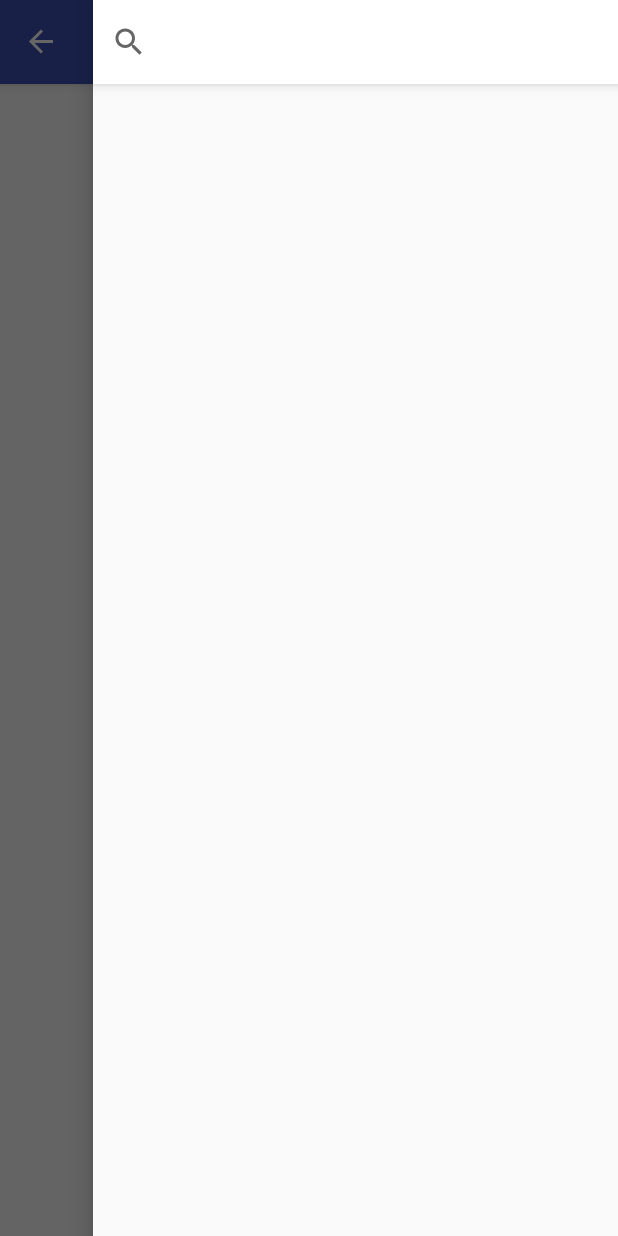
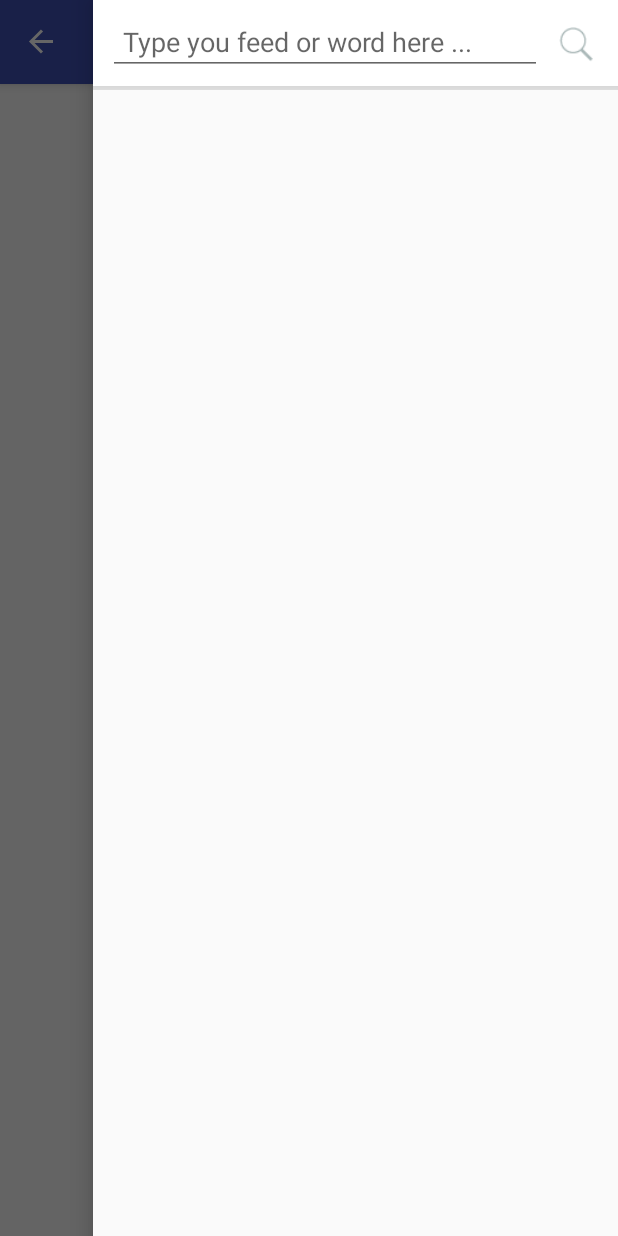
Before and after one commit to Abitalo/RSS-Aggregator, an Android app: the screen it shows after launch (MainActivity), after a tap on "ADD CONTENT", on a phone screen of 412 x 824 dp. Run offline under Robolectric (Android 15) with nearby library versions, the phone set to English and light mode, and no system bars; libraries missing offline, so code that uses them is left out: cn.bmob.v3; 3 statements that could not run were skipped; 1 other tap on this screen came first.

Commit message:
添加了具体源的点击事件，重写了搜索框，搜索框回车和搜索按钮的检测。

```diff
--- a/app/src/main/java/com/abitalo/www/rss_aggregator/view/NavDiscoveryView.java
+++ b/app/src/main/java/com/abitalo/www/rss_aggregator/view/NavDiscoveryView.java
@@ -8,9 +8,14 @@ import android.support.v4.app.FragmentManager;
 import android.support.v7.widget.RecyclerView;
 import android.support.v7.widget.StaggeredGridLayoutManager;
 import android.util.Log;
+import android.view.KeyEvent;
 import android.view.LayoutInflater;
 import android.view.View;
 import android.view.ViewGroup;
+import android.view.inputmethod.EditorInfo;
+import android.widget.EditText;
+import android.widget.ImageView;
+import android.widget.TextView;
 import android.widget.Toast;
 
 import com.abitalo.www.rss_aggregator.R;
@@ -39,9 +44,37 @@ public class NavDiscoveryView extends Fragment {
     @Override
     public View onCreateView(LayoutInflater inflater, @Nullable ViewGroup container, @Nullable Bundle savedInstanceState) {
         view = inflater.inflate(R.layout.nav_discovery, container, false);
-        FragmentManager fragmentManager = getFragmentManager();
-        fragmentManager.beginTransaction().add(R.id.nav_discovery_main, new FacetMainView(), "discovery_view").commit();
+        initView();
         return view;
     }
 
+    private void initView() {
+        FragmentManager fragmentManager = getFragmentManager();
+        fragmentManager.beginTransaction().add(R.id.nav_discovery_main, new FacetMainView(), "discovery_view").commit();
+        EditText etSearchInput = (EditText) view.findViewById(R.id.search_input);
+        ImageView ivSearchButton = (ImageView) view.findViewById(R.id.search_icon);
+
+        etSearchInput.setOnEditorActionListener(new TextView.OnEditorActionListener() {
+            @Override
+            public boolean onEditorAction(TextView v, int actionId, KeyEvent event) {
+                if (actionId == EditorInfo.IME_ACTION_SEND
+                        || (event != null && event.getKeyCode() == KeyEvent.KEYCODE_ENTER)) {
+                    submitText();
+                }
+                return false;
+            }
+        });
+
+        ivSearchButton.setOnClickListener(new View.OnClickListener() {
+            @Override
+            public void onClick(View v) {
+                submitText();
+            }
+        });
+    }
+
+    private void submitText() {
+        Toast.makeText(getContext(), "here you are", Toast.LENGTH_SHORT).show();
+    }
+
 }
--- a/app/src/main/java/com/abitalo/www/rss_aggregator/view/RssSourceView.java
+++ b/app/src/main/java/com/abitalo/www/rss_aggregator/view/RssSourceView.java
@@ -94,7 +94,7 @@ public class RssSourceView extends Fragment {
         List<RssSource> rssSources = getFacets(msg);
         Log.i("NavDiscovery", rssSources.size() + "::;;;;");
 
-        RssSourceAdapter rssSourceAdapter = new RssSourceAdapter(rssSources);
+        RssSourceAdapter rssSourceAdapter = new RssSourceAdapter(getContext(),rssSources);
         recyclerView.setAdapter(rssSourceAdapter);
     }
     private void showToast(String msg) {
@@ -119,6 +119,7 @@ public class RssSourceView extends Fragment {
                 jsonObject = jsonArray.getJSONObject(i);
                 RssSource rssSource = new RssSource();
                 rssSource.setId(Integer.parseInt(jsonObject.get("id").toString()));
+                rssSource.setRssName(jsonObject.get("rssName").toString());
 //                        facet.setBackgroundUrl(jsonObject.get("facetImage").toString());
                 rssSources.add(rssSource);
             } catch (JSONException e) {
--- /dev/null
+++ b/app/src/main/res/drawable/background_with_shadow.xml
@@ -0,0 +1,22 @@
+<?xml version="1.0" encoding="utf-8"?>
+<layer-list xmlns:android="http://schemas.android.com/apk/res/android">
+
+    <!-- bottom shadow -->
+    <item>
+        <shape android:shape="rectangle">
+            <!-- from top to bottom -->
+            <gradient
+                android:angle="90"
+                android:centerColor="#8f8e8e"
+                android:endColor="#686666"
+                android:startColor="#dedede" />
+        </shape>
+    </item>
+
+    <item android:bottom="3dp">
+        <shape android:shape="rectangle">
+            <solid android:color="#fff" />
+        </shape>
+    </item>
+
+</layer-list>
--- a/app/src/main/res/layout/nav_discovery.xml
+++ b/app/src/main/res/layout/nav_discovery.xml
@@ -4,23 +4,32 @@
     android:layout_height="match_parent"
     android:orientation="vertical">
 
-    <!--建议重写-->
-    <SearchView
-        android:id="@+id/discovery_search_view"
+
+    <LinearLayout
+        android:orientation="horizontal"
+        android:background="@drawable/background_with_shadow"
         android:layout_width="match_parent"
-        android:layout_height="?attr/actionBarSize"
-        android:background="@android:color/background_light"
-        android:elevation="5dp"
-        android:iconifiedByDefault="true"
-        android:queryHint="Search for RSS source" />
+        android:layout_height="60dp">
+        <EditText
+            android:id="@+id/search_input"
+            android:padding="10dp"
+            android:layout_margin="10dp"
+            android:hint="Type you feed or word here ..."
+            android:layout_width="match_parent"
+            android:layout_weight="0.8"
+            android:layout_height="wrap_content" />
+        <ImageView
+            android:id="@+id/search_icon"
+            android:contentDescription="@string/add_content"
+            android:src="@mipmap/search"
+            android:layout_marginTop="17dp"
+            android:layout_marginEnd="15dp"
+            android:layout_width="25dp"
+            android:layout_height="25dp" />
+    </LinearLayout>
     <FrameLayout
         android:id="@+id/nav_discovery_main"
         android:layout_width="match_parent"
         android:layout_height="wrap_content">
-
-
     </FrameLayout>
-
-
-
 </LinearLayout>
--- a/app/src/main/res/layout/rss_source_main.xml
+++ b/app/src/main/res/layout/rss_source_main.xml
@@ -6,7 +6,6 @@
     android:orientation="vertical">
     <android.support.v7.widget.RecyclerView
         android:scrollbars="vertical"
-        android:paddingTop="20dp"
         android:paddingLeft="10dp"
         android:paddingRight="10dp"
         android:id="@+id/rss_source_recycler"
```
Also changed, not shown: app/src/main/java/com/abitalo/www/rss_aggregator/adapter/FacetAdapter.java (+8 -6 lines), app/src/main/java/com/abitalo/www/rss_aggregator/adapter/RssSourceAdapter.java (+70 -9 lines), app/src/main/res/layout/rss_recycler_item.xml (+6 -5 lines), app/src/main/res/layout/rss_recycler_title.xml (added, +14 -0 lines), app/src/main/res/mipmap-hdpi/search.png (added).
